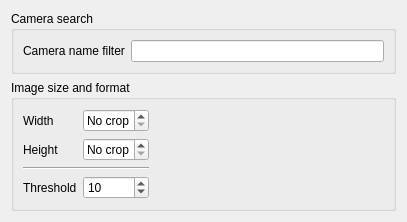
Above: app/settings/csettingspagecamera.ui from VioletGiraffe/SimpleCameraViewer before the change. Below: the same form after it.
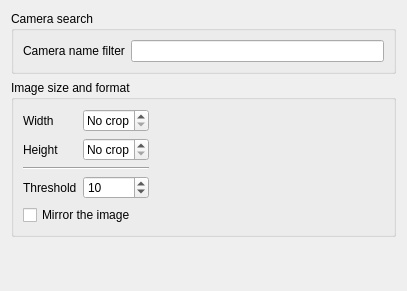
That is the form after the change.

Commit message: Image mirror option added

Patch:
```diff
--- a/app/settings/csettingspagecamera.ui
+++ b/app/settings/csettingspagecamera.ui
@@ -7,13 +7,13 @@
     <x>0</x>
     <y>0</y>
     <width>407</width>
-    <height>208</height>
+    <height>291</height>
    </rect>
   </property>
   <property name="windowTitle">
    <string>Camera</string>
   </property>
-  <layout class="QVBoxLayout" name="verticalLayout_2">
+  <layout class="QVBoxLayout" name="verticalLayout_3">
    <item>
     <widget class="QGroupBox" name="groupBox">
      <property name="title">
@@ -51,6 +51,8 @@
      </property>
      <layout class="QHBoxLayout" name="horizontalLayout">
       <item>
+       <layout class="QVBoxLayout" name="verticalLayout_2">
+        <item>
        <layout class="QGridLayout" name="gridLayout_2">
         <item row="0" column="0">
          <widget class="QLabel" name="label_2">
@@ -152,6 +154,22 @@
           </property>
          </widget>
         </item>
+          <item row="2" column="0" colspan="2">
+           <widget class="Line" name="line">
+            <property name="orientation">
+             <enum>Qt::Horizontal</enum>
+            </property>
+           </widget>
+          </item>
+         </layout>
+        </item>
+        <item>
+         <widget class="QCheckBox" name="_cbMirror">
+          <property name="text">
+           <string>Mirror the image</string>
+          </property>
+         </widget>
+        </item>
        </layout>
       </item>
       <item>
@@ -161,8 +179,8 @@
         </property>
         <property name="sizeHint" stdset="0">
          <size>
-          <width>272</width>
-          <height>20</height>
+          <width>244</width>
+          <height>80</height>
          </size>
         </property>
        </spacer>
@@ -178,7 +196,7 @@
      <property name="sizeHint" stdset="0">
       <size>
        <width>20</width>
-       <height>8</height>
+       <height>40</height>
       </size>
      </property>
     </spacer>
```
Left out of the diff: 7 changed lines with no effect on the pictures. Lines whose indentation alone changed are shown as unchanged. The commit also changes 3 other files.
